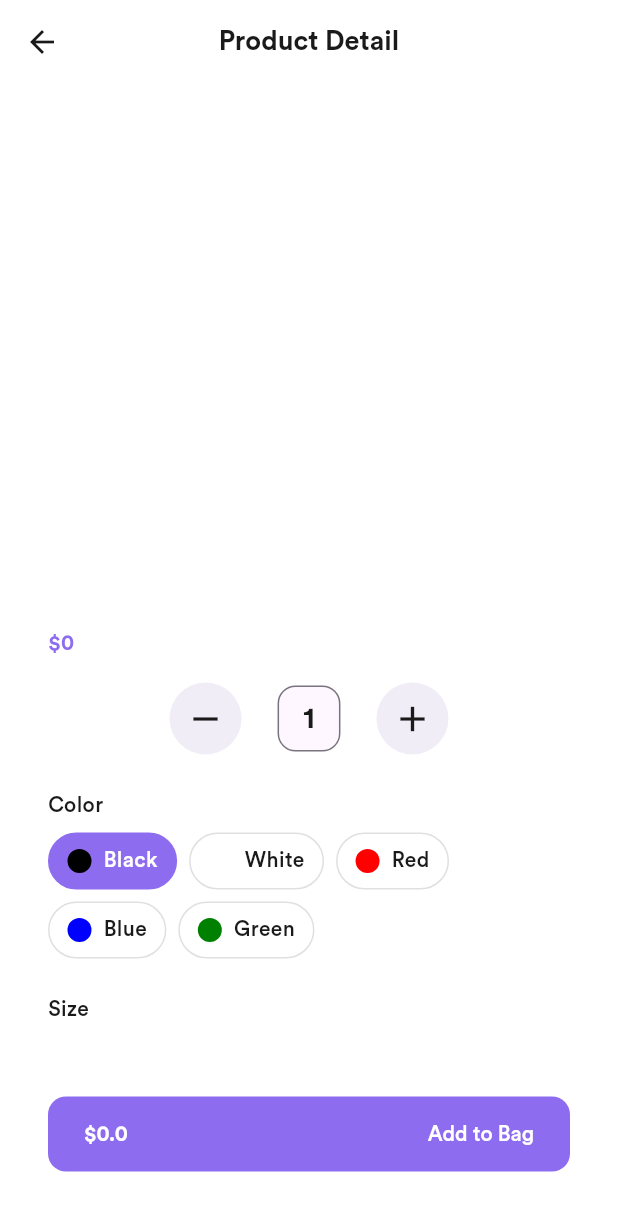
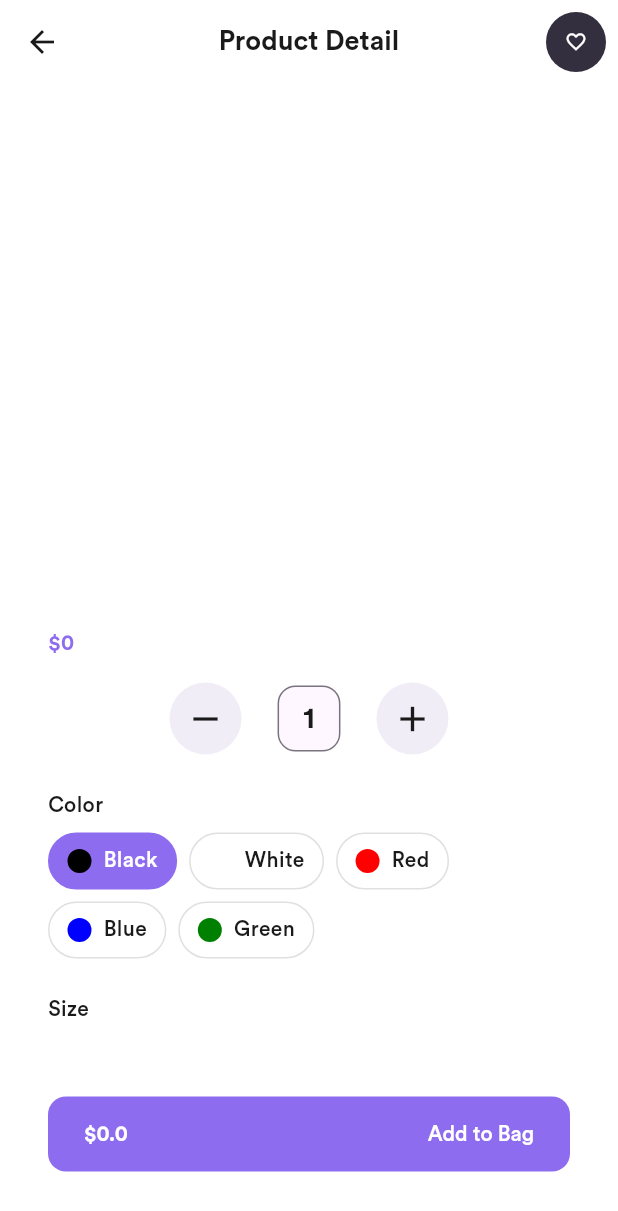
Before and after one commit to DangKhanh2808/ecommerce, a Flutter app: the ProductDetailPage screen opened directly with empty values, on a phone screen of 412 x 824 dp. Shown: the top 1211 px of the screen. Run offline on Flutter 3.47's test engine with Material 3 defaults, Android fonts, the phone set to English and light mode, and no system bars; our stand-ins replace bloc, cloud_firestore, dartz, equatable, firebase_auth, firebase_core and 7 more; accounts and stored records are empty; project files that could hold a hidden picture were left out.

Commit message:
feat: upgrade Gradle 8.12 and add favorite button

```diff
--- a/lib/presentation/product_detail/pages/product_detail.dart
+++ b/lib/presentation/product_detail/pages/product_detail.dart
@@ -48,7 +48,12 @@ class ProductDetailPage extends StatelessWidget {
         BlocProvider(create: (_) => ButtonStateCubit()),
       ],
       child: Scaffold(
-        appBar: AppBar(title: const Text('Product Detail')),
+        appBar: AppBar(
+          title: const Text('Product Detail'),
+          actions: [
+            FavoriteButton(productEntity: productEntity),
+          ],
+        ),
         body: SingleChildScrollView(
           padding: const EdgeInsets.all(16),
           child: Column(
--- a/lib/presentation/product_detail/widgets/product_title.dart
+++ b/lib/presentation/product_detail/widgets/product_title.dart
@@ -1,5 +1,6 @@
 import 'package:ecommerce/domain/product/entity/product.dart';
-import 'package:flutter/widgets.dart';
+import 'package:ecommerce/presentation/product_detail/widgets/favorite_button.dart';
+import 'package:flutter/material.dart';
 
 class ProductTitle extends StatelessWidget {
   final ProductEntity productEntity;
@@ -11,10 +12,10 @@ class ProductTitle extends StatelessWidget {
   @override
   Widget build(BuildContext context) {
     return Padding(
-      padding: EdgeInsets.symmetric(horizontal: 16),
+      padding: const EdgeInsets.symmetric(horizontal: 16),
       child: Text(
         productEntity.title,
-        style: TextStyle(
+        style: const TextStyle(
           fontSize: 16,
           fontWeight: FontWeight.bold,
         ),
```
Also changed, not shown: lib/presentation/product_detail/widgets/add_to_bag.dart (+4 -4 lines), lib/presentation/product_detail/widgets/product_images.dart (+18 -2 lines), lib/presentation/settings/views/profile_management.dart (+14 -8 lines), pubspec.lock, 6 other files.
